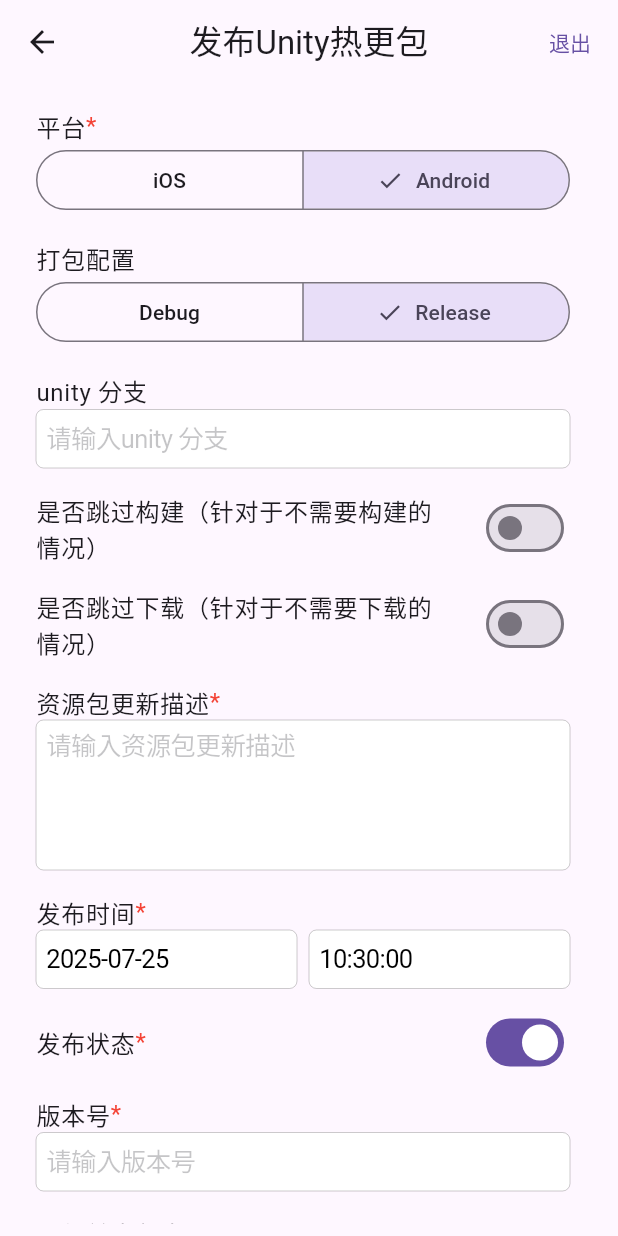
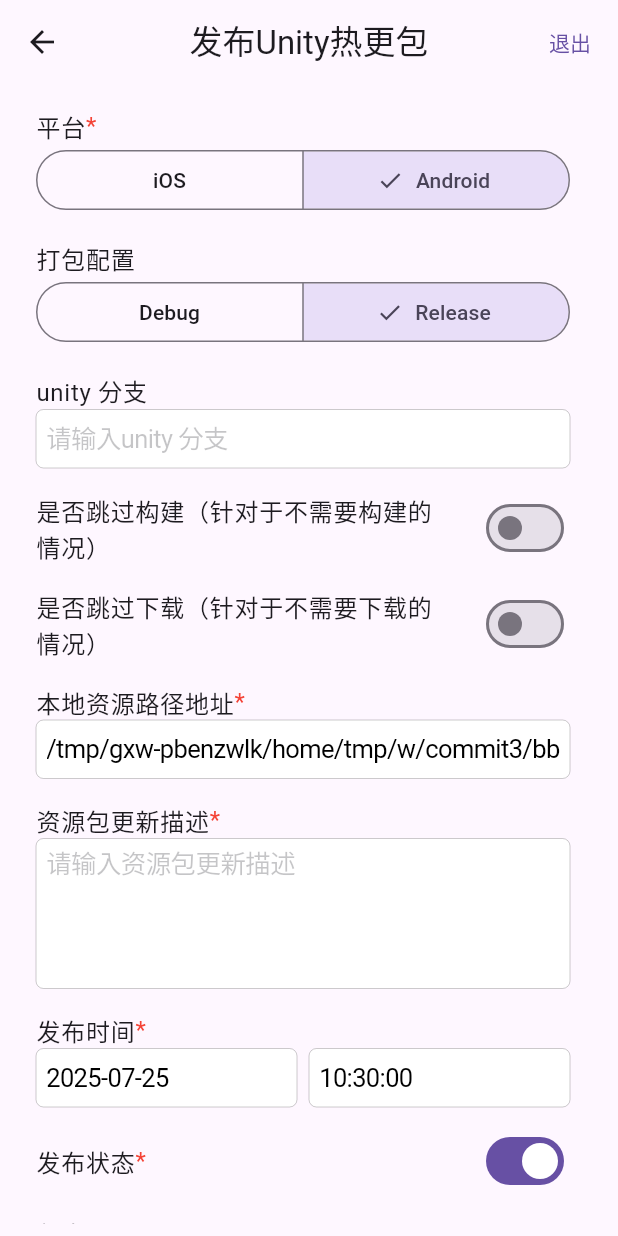
Before and after one commit to josercc/publish_unity_hot_assets, a Flutter app: the HomeView screen opened by its route, after a tap on "Android", after a tap on "Release", on a phone screen of 412 x 824 dp. Run offline on Flutter 3.47's test engine with Material 3 defaults, Android fonts, the phone set to English and light mode, and no system bars; our stand-ins replace dio, flutter_smart_dialog, get, quickalert, shared_preferences; missing offline and left inert: darty_json_safe, encrypt, pointycastle, xml2json; accounts and stored records are empty; network calls fail.

Commit message:
feat(资源路径): 添加本地资源路径显示功能
在配置变更时自动更新并显示本地资源路径地址

```diff
--- a/lib/app/modules/home/controllers/home_controller.dart
+++ b/lib/app/modules/home/controllers/home_controller.dart
@@ -49,6 +49,9 @@ class HomeController extends GetxController {
 
   /// unity 分支
   TextEditingController unityBranchController = TextEditingController();
+
+  /// 本地资源路径地址
+  TextEditingController localResourcePathController = TextEditingController();
 
   /// 当前进行的任务列表
   final taskList = <Task>[].obs;
@@ -112,7 +115,21 @@ class HomeController extends GetxController {
     curPlatform.value = platform;
     SmartDialog.showLoading();
     await loadMinVersion();
+    await updateLocalResourcePath();
     SmartDialog.dismiss();
+  }
+
+  /// 更新本地地址
+  Future<void> updateLocalResourcePath() async {
+    final documentDir = await getApplicationDocumentsDirectory();
+
+    final hotUpdateDir = join(
+      documentDir.path,
+      '.publish_unity_hot_assets',
+      curPlatform.value,
+      curBuildConfiguration.value.name,
+    );
+    localResourcePathController.text = hotUpdateDir;
   }
 
   releaseHotUpdateVersion() async {
--- a/lib/app/modules/home/views/home_view.dart
+++ b/lib/app/modules/home/views/home_view.dart
@@ -60,6 +60,7 @@ class HomeView extends GetView<HomeController> {
                         selected: {controller.curBuildConfiguration.value},
                         onSelectionChanged: (value) {
                           controller.curBuildConfiguration.value = value.first;
+                          controller.updateLocalResourcePath();
                         },
                       ),
                     ),
@@ -92,6 +93,16 @@ class HomeView extends GetView<HomeController> {
                       onChanged: (value) {
                         controller.isSkipDownload.value = value;
                       },
+                    ),
+                  ),
+
+                  /// 本地资源路径地址
+                  ListTile(
+                    title: _buildTitle('本地资源路径地址'),
+                    subtitle: CupertinoTextField(
+                      placeholder: '请输入本地资源路径地址',
+                      controller: controller.localResourcePathController,
+                      readOnly: true,
                     ),
                   ),
 
```
